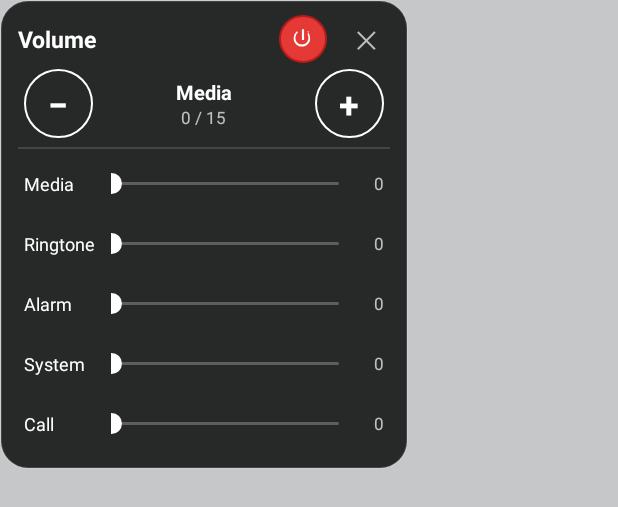
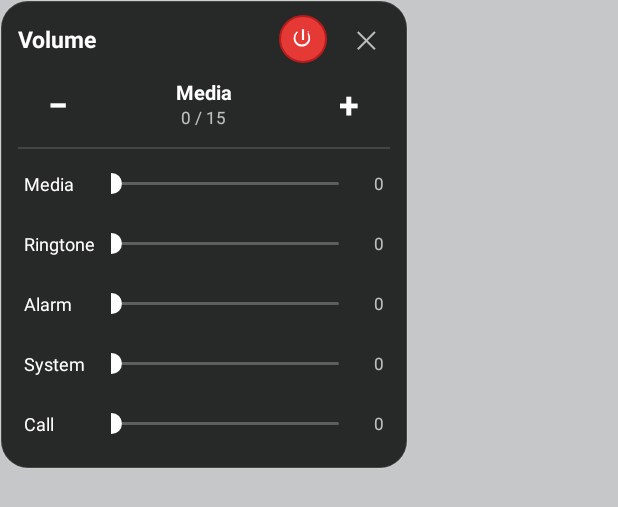
Before and after one commit to i-am-sleepy/floaty-oppoa3s, an Android app: the layout overlay_panel.xml on its own in the app's theme, with its tools: preview values and no code run, on a phone screen of 412 x 824 dp. Shown: the top 507 px of the screen. Run offline under Robolectric (Android 15) with nearby library versions, the phone set to English and light mode, and no system bars.

Commit message:
v1.4.2: plain white +/− signs, no circle or outline

```diff
--- a/app/build.gradle
+++ b/app/build.gradle
@@ -16,8 +16,8 @@ android {
         applicationId 'com.floaty.volume'
         minSdk 26          // Android 8.0 Oreo and newer (8.x, 9, 10, 11, 12+)
         targetSdk 28       // Android 9 behaviour: overlay + foreground-service rules
-        versionCode 6
-        versionName '1.4.1'
+        versionCode 7
+        versionName '1.4.2'
     }
 
     signingConfigs {
--- a/app/src/main/res/drawable/bg_step_button_outline.xml
+++ /dev/null
@@ -1,10 +0,0 @@
-<?xml version="1.0" encoding="utf-8"?>
-<!-- +/- step buttons on the dark panel: transparent fill (the panel's black
-     background shows through) with a white circular outline. -->
-<shape xmlns:android="http://schemas.android.com/apk/res/android"
-    android:shape="oval">
-    <solid android:color="@android:color/transparent" />
-    <stroke
-        android:width="1.5dp"
-        android:color="@color/white" />
-</shape>
--- a/app/src/main/res/layout/overlay_panel.xml
+++ b/app/src/main/res/layout/overlay_panel.xml
@@ -80,7 +80,7 @@
                 android:layout_width="46dp"
                 android:layout_height="46dp"
                 android:layout_marginStart="4dp"
-                android:background="@drawable/bg_step_button_outline"
+                android:background="@null"
                 android:gravity="center"
                 android:text="−"
                 android:textColor="@color/white"
@@ -117,7 +117,7 @@
                 android:layout_width="46dp"
                 android:layout_height="46dp"
                 android:layout_marginEnd="4dp"
-                android:background="@drawable/bg_step_button_outline"
+                android:background="@null"
                 android:gravity="center"
                 android:text="+"
                 android:textColor="@color/white"
```
Also changed, not shown: 1 other file.
